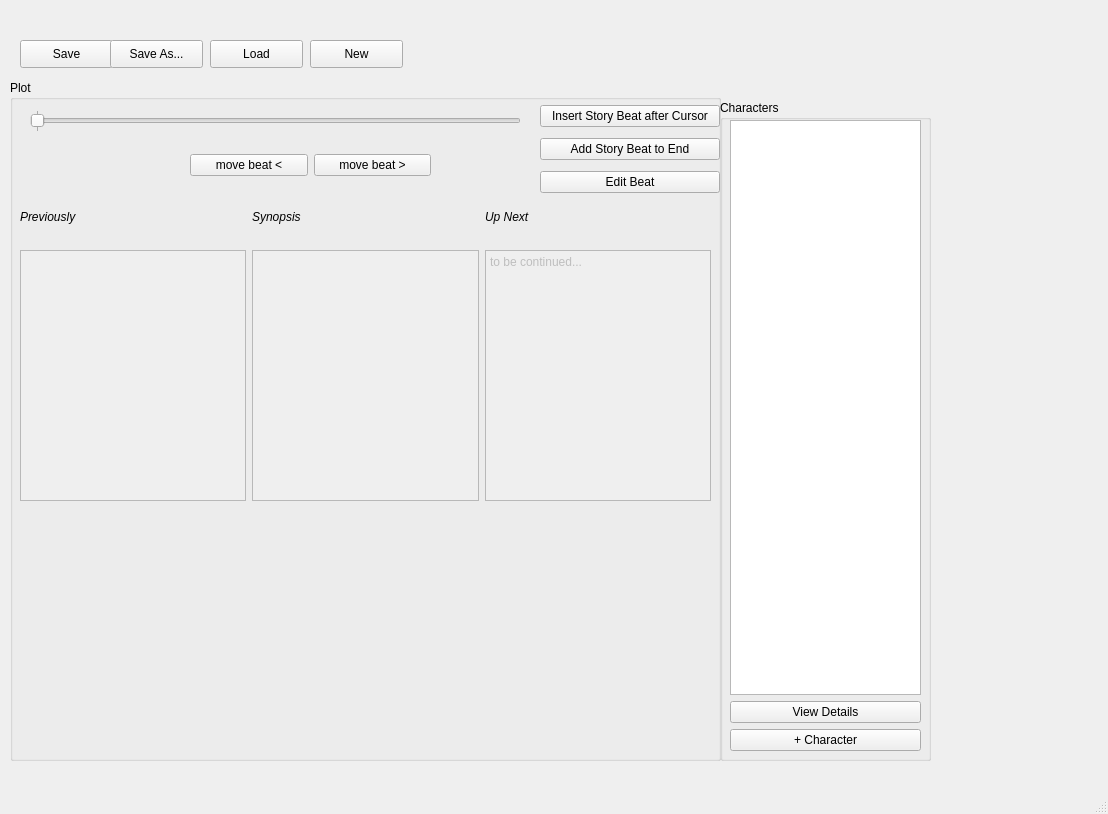
First picture: the form in mainwindow.ui, repository Zo-Bro/story_arc_grapher, before the edit.
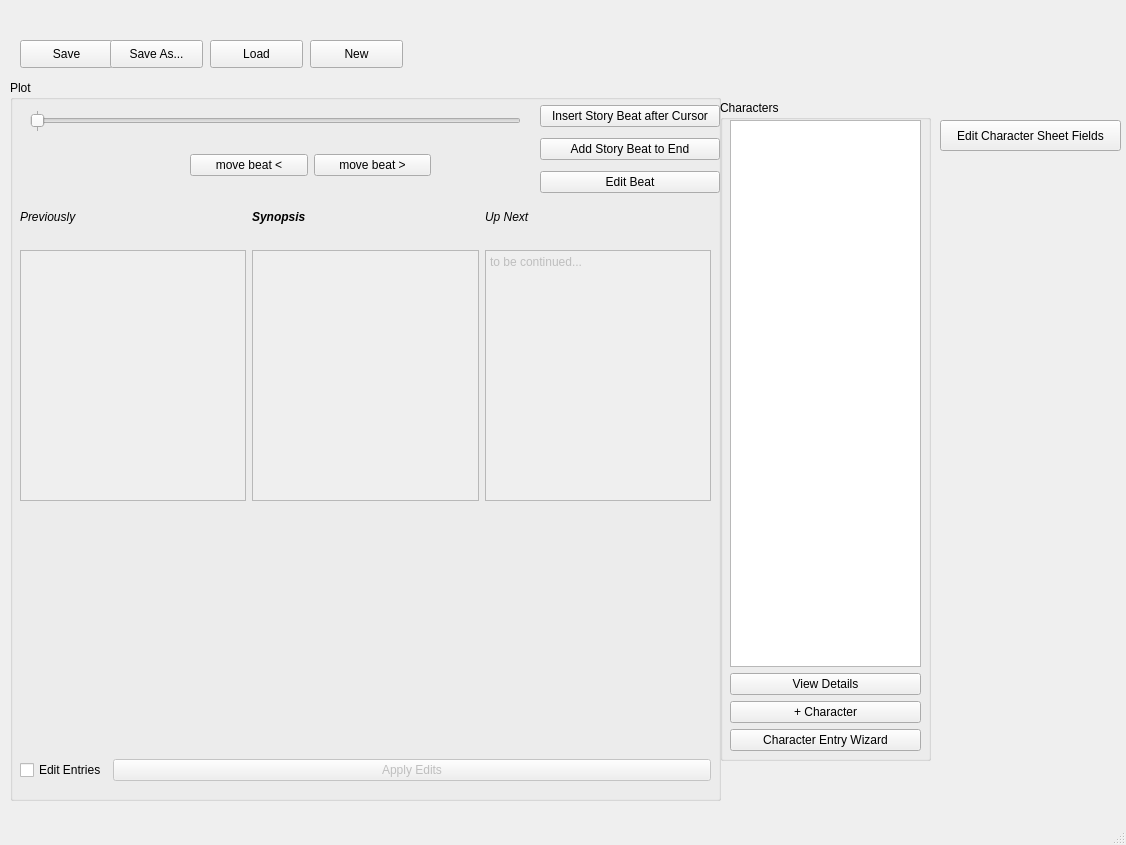
Second picture: the form after the edit. Custom widgets are drawn as their Qt base class.

Commit message: Solved a "save as" bug when you closed out of the file dialog. Implemented the move beat left/right buttons. Implemented the Insert Beat at cursor button. Fixed an awkward implementation of retrieving character details to be inline with established model interface.  Began planning and skeleton of being able to edit a character's entries (this will allow the user to add entry text for characters that are added after entries are created, and to edit existing character entries for each beat).

```diff
--- a/mainwindow.ui
+++ b/mainwindow.ui
@@ -6,8 +6,8 @@
    <rect>
     <x>0</x>
     <y>0</y>
-    <width>1108</width>
-    <height>814</height>
+    <width>1126</width>
+    <height>845</height>
    </rect>
   </property>
   <property name="windowTitle">
@@ -118,6 +118,13 @@
         </property>
        </widget>
       </item>
+      <item>
+       <widget class="QPushButton" name="charEntryWizBtn">
+        <property name="text">
+         <string>Character Entry Wizard</string>
+        </property>
+       </widget>
+      </item>
      </layout>
     </widget>
    </widget>
@@ -127,7 +134,7 @@
       <x>10</x>
       <y>80</y>
       <width>711</width>
-      <height>681</height>
+      <height>721</height>
      </rect>
     </property>
     <property name="title">
@@ -244,7 +251,9 @@
        <widget class="QLabel" name="label_2">
         <property name="font">
          <font>
+          <weight>75</weight>
           <italic>true</italic>
+          <bold>true</bold>
          </font>
         </property>
         <property name="text">
@@ -345,6 +354,41 @@
      </property>
      <layout class="QVBoxLayout" name="tabHolder"/>
     </widget>
+    <widget class="QWidget" name="horizontalLayoutWidget_2">
+     <property name="geometry">
+      <rect>
+       <x>10</x>
+       <y>670</y>
+       <width>691</width>
+       <height>41</height>
+      </rect>
+     </property>
+     <layout class="QHBoxLayout" name="horizontalLayout_2">
+      <item>
+       <widget class="QCheckBox" name="editEntriesCheckBox">
+        <property name="text">
+         <string>Edit Entries</string>
+        </property>
+       </widget>
+      </item>
+      <item>
+       <widget class="QPushButton" name="ApplyEditsBtn">
+        <property name="enabled">
+         <bool>false</bool>
+        </property>
+        <property name="sizePolicy">
+         <sizepolicy hsizetype="Expanding" vsizetype="Fixed">
+          <horstretch>0</horstretch>
+          <verstretch>0</verstretch>
+         </sizepolicy>
+        </property>
+        <property name="text">
+         <string>Apply Edits</string>
+        </property>
+       </widget>
+      </item>
+     </layout>
+    </widget>
    </widget>
    <widget class="QPushButton" name="saveAsBtn">
     <property name="geometry">
@@ -359,6 +403,19 @@
      <string>Save As...</string>
     </property>
    </widget>
+   <widget class="QPushButton" name="newBtn_2">
+    <property name="geometry">
+     <rect>
+      <x>940</x>
+      <y>120</y>
+      <width>181</width>
+      <height>31</height>
+     </rect>
+    </property>
+    <property name="text">
+     <string>Edit Character Sheet Fields</string>
+    </property>
+   </widget>
   </widget>
   <widget class="QMenuBar" name="menubar">
    <property name="geometry">
```
Left out of the diff: 14 changed lines with no effect on the pictures. The commit also changes 4 other files.
